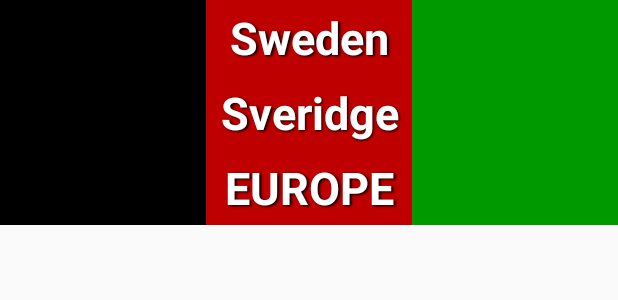
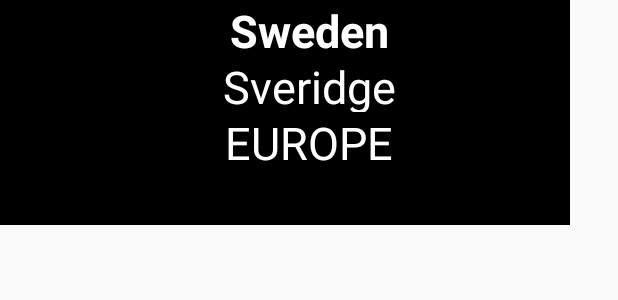
Before and after one commit to AbinayaRajesh/Project, an Android app: the layout item_view_country.xml on its own in the app's theme, with its tools: preview values and no code run, on a phone screen of 412 x 824 dp. Shown: the top 300 px of the screen. Run offline under Robolectric (Android 15) with nearby library versions, the phone set to English and light mode, and no system bars.

Commit message:
working country api

```diff
--- a/app/src/main/AndroidManifest.xml
+++ b/app/src/main/AndroidManifest.xml
@@ -1,6 +1,7 @@
 <?xml version="1.0" encoding="utf-8"?>
 <manifest xmlns:android="http://schemas.android.com/apk/res/android"
     package="com.codepath.myapplication">
+    <uses-permission android:name="android.permission.INTERNET" />
 
     <application
         android:allowBackup="true"
--- a/app/src/main/java/com/codepath/myapplication/OptionsAvailable.java
+++ b/app/src/main/java/com/codepath/myapplication/OptionsAvailable.java
@@ -4,13 +4,17 @@ import android.os.Bundle;
 import android.support.v7.app.AppCompatActivity;
 import android.widget.GridView;
 
+import org.parceler.Parcels;
+
 public class OptionsAvailable extends AppCompatActivity {
+    Country country;
 
 
     @Override
     protected void onCreate(Bundle savedInstanceState) {
         super.onCreate(savedInstanceState);
         setContentView(R.layout.activity_options_available);
+        country = Parcels.unwrap(getIntent().getParcelableExtra(Country.class.getName()));
 
 
         GridView gridview = (GridView) findViewById(R.id.gridview);
--- a/app/src/main/res/layout/item_view_country.xml
+++ b/app/src/main/res/layout/item_view_country.xml
@@ -1,5 +1,5 @@
 <?xml version="1.0" encoding="utf-8"?>
-<LinearLayout xmlns:android="http://schemas.android.com/apk/res/android"
+<RelativeLayout xmlns:android="http://schemas.android.com/apk/res/android"
     xmlns:app="http://schemas.android.com/apk/res-auto"
     xmlns:tools="http://schemas.android.com/tools"
     android:orientation="horizontal"
@@ -8,13 +8,16 @@
     android:layout_width="match_parent"
     android:layout_height="150dp">
 
+    <ImageView
+        android:id="@+id/ivFlag"
+        android:layout_width="380dp"
+        android:layout_height="300dp"
+        app:srcCompat="@android:color/black" />
 
     <LinearLayout
-        android:id="@+id/ivFlag"
         android:layout_width="match_parent"
         android:layout_height="match_parent"
         android:orientation="vertical"
-        android:background="@drawable/flag_af"
         xmlns:tools="http://schemas.android.com/tools"
         android:layout_weight="1">
 
@@ -41,7 +44,6 @@
             android:layout_weight="1"
             android:textColor="#ffffff"
             android:textSize="30sp"
-            android:textStyle="bold"
             android:shadowColor="#000000"
             android:shadowDx="1.5"
             android:shadowDy="1.3"
@@ -56,12 +58,19 @@
             android:layout_weight="1"
             android:textColor="#ffffff"
             android:textSize="30sp"
-            android:textStyle="bold"
             android:shadowColor="#000000"
             android:shadowDx="1.5"
             android:shadowDy="1.3"
             android:shadowRadius="1.6"
             android:text="EUROPE" />
 
+        <TextView
+            android:id="@+id/tvBlank"
+            android:layout_width="match_parent"
+            android:layout_height="0dp"
+            android:gravity="center"
+            android:layout_weight="1"
+            />
+
     </LinearLayout>
-</LinearLayout>
+</RelativeLayout>
```
Also changed, not shown: app/src/main/java/com/codepath/myapplication/Country.java (+29 -4 lines), app/src/main/java/com/codepath/myapplication/CountryAdapter.java (+26 -10 lines), app/src/main/java/com/codepath/myapplication/MainActivity.java (+49 -17 lines).
